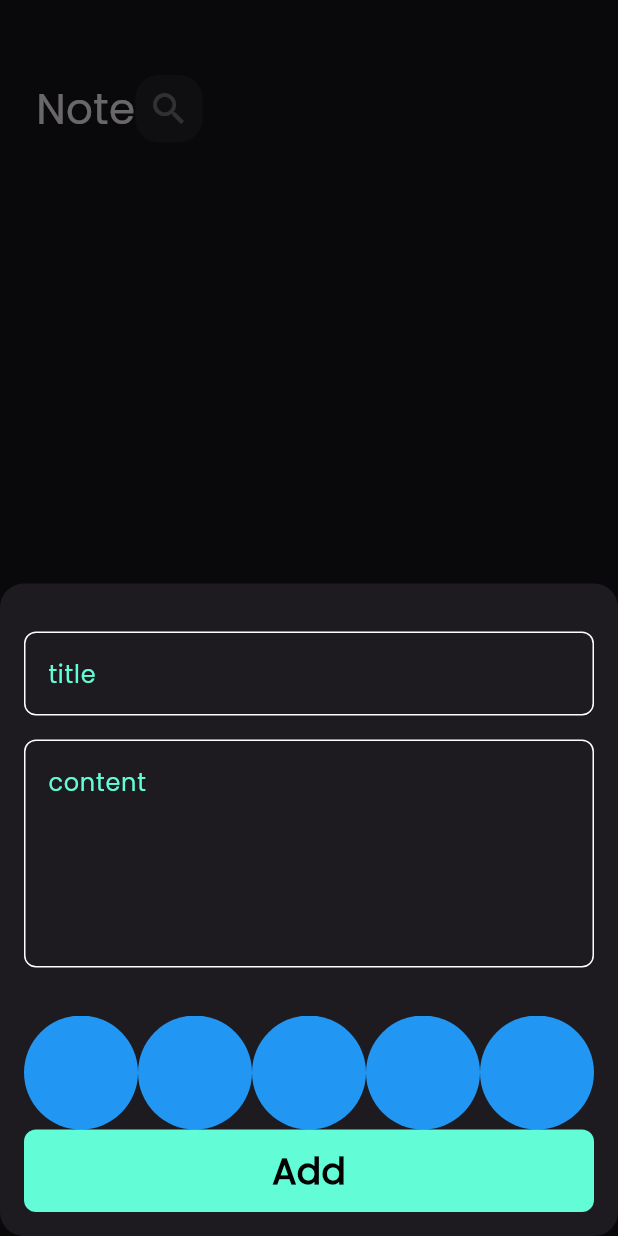
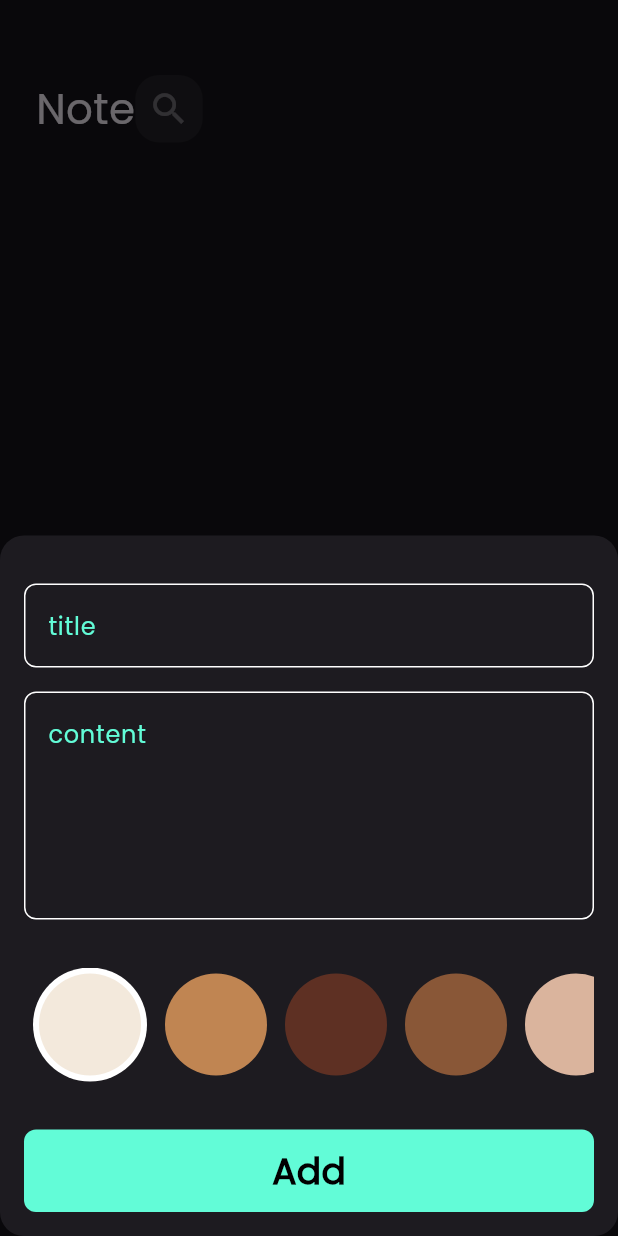
Before and after one commit to amanygamalshoep/notes_app, a Flutter app: the screen it shows after launch, after a tap on the "add" icon, on a phone screen of 412 x 824 dp. Run offline on Flutter 3.47's test engine with Material 3 defaults, Android fonts, the phone set to English and light mode, and no system bars; our stand-ins replace bloc, flutter_bloc, font_awesome_flutter, hive, hive_flutter, modal_progress_hud_nsn; accounts and stored records are empty.

Commit message:
colors list view part 2

```diff
--- a/lib/widgets/add_note_form.dart
+++ b/lib/widgets/add_note_form.dart
@@ -46,6 +46,7 @@ class _AddNoteFormState extends State<AddNoteForm> {
           ),
           const SizedBox(height: 32),
          const ColorsListView(),
+          const SizedBox(height: 32),
           BlocBuilder<AddNoteCubit, AddNoteState>(builder: (context, state) {
             return CustomButton(
               isLoading: state is AddNoteLoading ? true : false,
--- a/lib/widgets/colors_list_view.dart
+++ b/lib/widgets/colors_list_view.dart
@@ -1,32 +1,64 @@
 import 'package:flutter/material.dart';
 
 class ColorsItem extends StatelessWidget {
-  const ColorsItem({super.key});
+  const ColorsItem({super.key, required this.isActive, required this.color});
+  final bool isActive;
+  final Color color;
 
   @override
   Widget build(BuildContext context) {
-    return const CircleAvatar(
-      backgroundColor: Colors.blue,
-      radius: 38,
-    );
+    return isActive
+        ?  CircleAvatar(
+            backgroundColor: Colors.white,
+            radius: 38,
+            child: CircleAvatar(
+              backgroundColor: color ,
+              radius: 34,
+            ),
+          )
+        : CircleAvatar(
+            backgroundColor: color,
+            radius: 34,
+          );
   }
 }
 
-class ColorsListView extends StatelessWidget {
+class ColorsListView extends StatefulWidget {
   const ColorsListView({super.key});
+  @override
+  State<ColorsListView> createState() => _ColorsListViewState();
+}
+
+class _ColorsListViewState extends State<ColorsListView> {
+  int currentIndex = 0;
+  List<Color> colors = const [
+    Color(0xffF3E9DC),
+    Color(0xffC08552),
+    Color(0xff5E3023),
+    Color(0xff895737),
+    Color(0xffDAB49D),
+  ];
 
   @override
   Widget build(BuildContext context) {
     return SizedBox(
-      height: 38*2,
+      height: 38 * 2,
       child: ListView.builder(
-        itemCount: 10,
-        scrollDirection:Axis.horizontal,
-        itemBuilder: (context, index) {
+          itemCount: colors.length,
+          scrollDirection: Axis.horizontal,
+          itemBuilder: (context, index) {
+            return Padding(
+              padding: const EdgeInsets.symmetric(horizontal: 6),
+              child: GestureDetector(
+                  onTap: () {
+                    currentIndex = index;
+                    setState(() {});
+                  },
 
-
-        return const ColorsItem();
-      }),
+                  child: ColorsItem(isActive: currentIndex == index,color: colors[index],),
+                  ),
+            );
+          }),
     );
   }
 }
```
